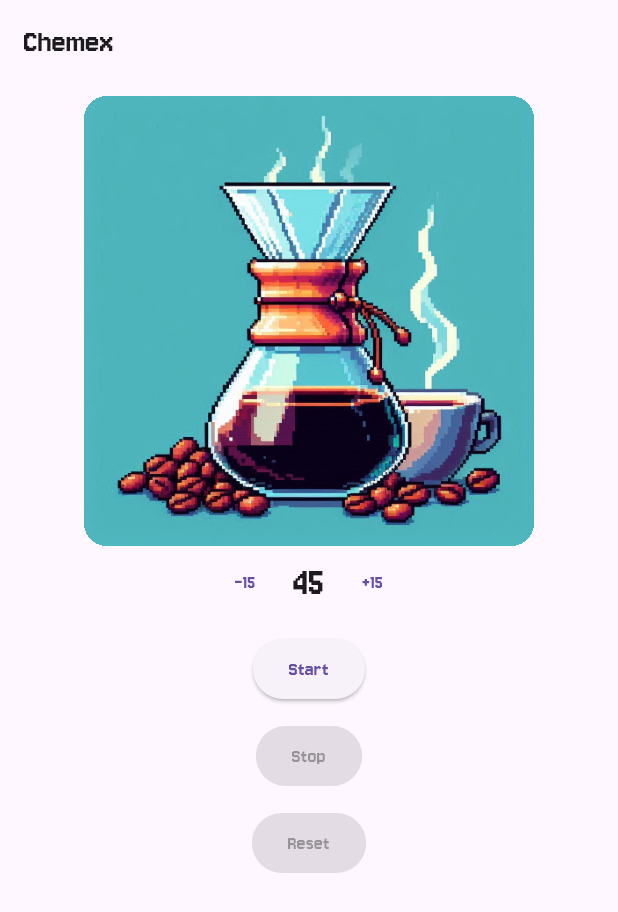
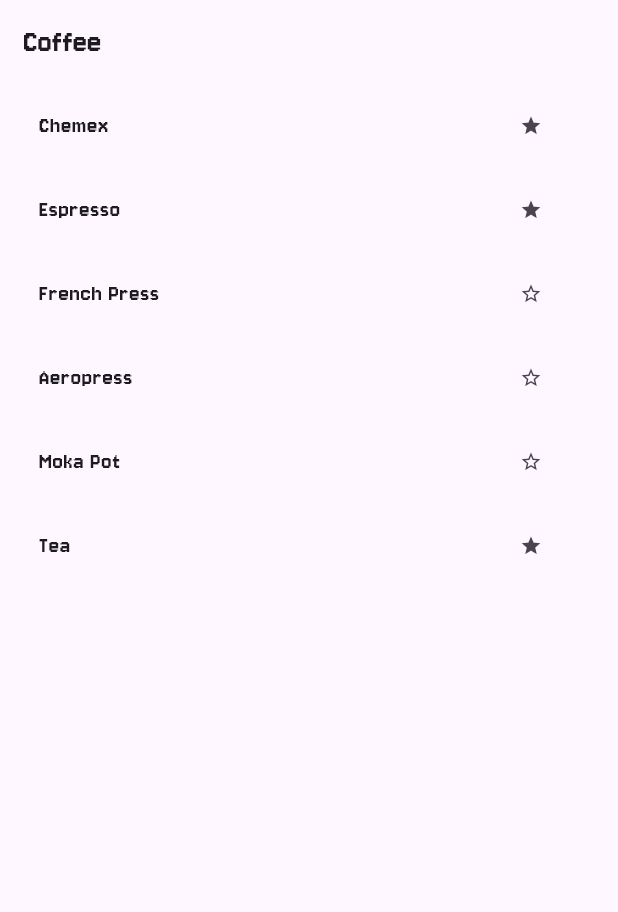
Before and after one commit to jrescalona96/quicktimer, a Flutter app: the screen it shows after launch, on a phone screen of 412 x 824 dp. Shown: the top 912 px of the screen. Run offline on Flutter 3.47's test engine with Material 3 defaults, Android fonts, the phone set to English and light mode, and no system bars; our stand-ins replace flutter_bloc, go_router.

Commit message:
add coffee page

```diff
--- a/lib/components/page_container.dart
+++ b/lib/components/page_container.dart
@@ -6,16 +6,18 @@ class PageContainer extends StatelessWidget {
     super.key,
     required this.title,
     required this.body,
+    this.centerTitle = false,
   });
   final String title;
   final Widget body;
-
+  final bool centerTitle;
   @override
   Widget build(BuildContext context) {
     // TODO(jre): add any loaders here
     return Scaffold(
       appBar: AppBar(
         title: Text(title),
+        centerTitle: centerTitle,
         leading: context.canPop()
             ? BackButton(onPressed: () => context.pop())
             : null,
--- a/lib/components/timer_item_tile.dart
+++ b/lib/components/timer_chip.dart
@@ -3,8 +3,8 @@ import 'package:go_router/go_router.dart';
 import 'package:quicktimer/data/models/view/timer_item.dart';
 import 'package:quicktimer/utils/platform_utils.dart';
 
-class TimerItemTile extends StatelessWidget {
-  const TimerItemTile({
+class TimerChip extends StatelessWidget {
+  const TimerChip({
     super.key,
     required this.timer,
   });
--- a/lib/components/timer_complete.dart
+++ b/lib/components/timer_complete.dart
@@ -7,7 +7,7 @@ class TimerCompleteDialog extends StatelessWidget {
   Widget build(BuildContext context) {
     return AlertDialog(
       title: Text('Timer Done'),
-      content: Text('The timer has finished.'),
+      content: Text('The timer has finished!'),
       actions: [
         TextButton(
           onPressed: () {
--- a/lib/main.dart
+++ b/lib/main.dart
@@ -20,6 +20,10 @@ class MyApp extends StatelessWidget {
           style: IconButton.styleFrom(
               backgroundColor: ColorScheme.of(context).surface.withAlpha(80)),
         ),
+        iconTheme: IconThemeData(
+          size: 15,
+          color: ColorScheme.of(context).primary,
+        ),
         cardTheme: CardTheme(elevation: 3),
       ),
       darkTheme: ThemeData.dark(),
--- /dev/null
+++ b/lib/pages/coffee/coffee_page.dart
@@ -0,0 +1,103 @@
+import 'package:flutter/material.dart';
+import 'package:go_router/go_router.dart';
+import 'package:quicktimer/components/page_container.dart';
+import 'package:quicktimer/components/timer_chip.dart';
+import 'package:quicktimer/data/enums.dart';
+import 'package:quicktimer/data/models/view/timer_item.dart';
+import 'package:quicktimer/pages/coffee/aeropress_page.dart';
+import 'package:quicktimer/pages/coffee/chemex_page.dart';
+import 'package:quicktimer/pages/coffee/espresso_page.dart';
+import 'package:quicktimer/pages/coffee/french_press_page.dart';
+import 'package:quicktimer/pages/coffee/moka_pot_page.dart';
+import 'package:quicktimer/pages/tea_page.dart';
+
+class CoffeePage extends StatefulWidget {
+  const CoffeePage({super.key});
+  static const String title = 'Coffee';
+  static const String path = '/coffee';
+
+  @override
+  State<CoffeePage> createState() => _CoffeePageState();
+}
+
+class _CoffeePageState extends State<CoffeePage> {
+  final List<TimerItem> timers = [
+    TimerItem(
+      name: ChemexPage.title,
+      category: TimerCategory.drinks,
+      path: ChemexPage.path,
+      tags: [TimerTags.coffee],
+      isFavorite: true,
+      assetImgPath: 'chemex.png',
+    ),
+    TimerItem(
+      name: EspressoPage.title,
+      category: TimerCategory.drinks,
+      path: EspressoPage.path,
+      tags: [TimerTags.coffee],
+      isFavorite: true,
+      assetImgPath: 'espresso.png',
+    ),
+    TimerItem(
+      name: FrenchPressPage.title,
+      category: TimerCategory.drinks,
+      path: FrenchPressPage.path,
+      tags: [TimerTags.coffee],
+      isFavorite: false,
+      assetImgPath: 'french_press.png',
+    ),
+    TimerItem(
+      name: AeropressPage.title,
+      category: TimerCategory.drinks,
+      path: AeropressPage.path,
+      tags: [TimerTags.coffee],
+      isFavorite: false,
+      assetImgPath: 'aeropress.png',
+    ),
+    TimerItem(
+      name: MokaPotPage.title,
+      category: TimerCategory.drinks,
+      path: MokaPotPage.path,
+      tags: [TimerTags.coffee],
+      isFavorite: false,
+      assetImgPath: 'moka_pot.png',
+    ),
+    TimerItem(
+      name: TeaPage.title,
+      category: TimerCategory.drinks,
+      path: TeaPage.path,
+      tags: [TimerTags.tea],
+      isFavorite: true,
+      assetImgPath: 'tea.png',
+    ),
+  ];
+
+  @override
+  Widget build(BuildContext context) {
+    return PageContainer(
+      title: CoffeePage.title,
+      body: Padding(
+        padding: const EdgeInsets.symmetric(horizontal: 10),
+        child: ListView.builder(
+          itemCount: timers.length,
+          itemBuilder: (_, i) => ListTile(
+            onTap: () {
+              context.push(timers[i].path);
+            },
+            title: Text(timers[i].name),
+            trailing: IconButton(
+              onPressed: () {
+                setState(() {
+                  timers[i].isFavorite = !timers[i].isFavorite;
+                });
+              },
+              icon: Icon(timers[i].isFavorite
+                  ? Icons.star
+                  : Icons.star_border_outlined),
+            ),
+          ),
+        ),
+      ),
+    );
+  }
+}
--- a/lib/pages/chemex_page.dart
+++ b/lib/pages/coffee/drip_coffee.dart
@@ -3,10 +3,10 @@ import 'package:quicktimer/components/page_container.dart';
 import 'package:quicktimer/components/timer_widget.dart';
 import 'package:quicktimer/utils/platform_utils.dart';
 
-class ChemexPage extends StatelessWidget {
-  const ChemexPage({super.key});
+class Chemex extends StatelessWidget {
+  const Chemex({super.key});
   static const String path = '/chemex';
-  final String title = 'Chemex';
+  static const String title = 'Chemex';
 
   @override
   Widget build(BuildContext context) {
--- a/lib/utils/app_router.dart
+++ b/lib/utils/app_router.dart
@@ -1,27 +1,99 @@
 import 'package:flutter_bloc/flutter_bloc.dart';
 import 'package:go_router/go_router.dart';
 import 'package:quicktimer/blocs/tab_navigation_bloc.dart';
-import 'package:quicktimer/pages/chemex_page.dart';
+// import 'package:quicktimer/pages/coffee/aeropress_page.dart';
+import 'package:quicktimer/pages/coffee/chemex_page.dart';
+import 'package:quicktimer/pages/coffee/coffee_page.dart';
+// import 'package:quicktimer/pages/coffee/cold_brew_page.dart';
+// import 'package:quicktimer/pages/egg_page.dart';
+// import 'package:quicktimer/pages/coffee/espresso_page.dart';
+// import 'package:quicktimer/pages/coffee/french_press_page.dart';
+// import 'package:quicktimer/pages/coffee/moka_pot_page.dart';
 import 'package:quicktimer/pages/page_not_found.dart';
-import 'package:quicktimer/navigation_page.dart';
+// import 'package:quicktimer/navigation_page.dart';
+// import 'package:quicktimer/pages/pasta_page.dart';
+// import 'package:quicktimer/pages/pomodoro_page.dart';
+// import 'package:quicktimer/pages/tea_page.dart';
+// import 'package:quicktimer/pages/time_blocking_page.dart';
+// import 'package:quicktimer/pages/time_boxing_page.dart';
 
 class AppRouter {
   final GoRouter _router = GoRouter(
     errorBuilder: (_, state) => PageNotFound(),
     routes: [
       GoRoute(
-        path: '/nav',
+        path: '/',
         builder: (_, state) => MultiBlocProvider(
           providers: [
             BlocProvider<TabNavigationBloc>(create: (_) => TabNavigationBloc())
           ],
-          child: NavigationPage(),
+          child: CoffeePage(),
+          // child: NavigationPage(),
         ),
       ),
       GoRoute(
-        path: '/', //ChemexPage.path,
+        path: CoffeePage.path,
+        builder: (_, state) => CoffeePage(),
+      ),
+      GoRoute(
+        path: ChemexPage.path,
         builder: (_, state) => ChemexPage(),
       ),
+      // GoRoute(
+      //   path: AeropressPage.path,
+      //   builder: (_, state) => AeropressPage(),
+      //   // builder: (_, state) => AeropressPage(),
+      // ),
+      // GoRoute(
+      //   path: FrenchPressPage.path,
+      //   builder: (_, state) => FrenchPressPage(),
+      //   // builder: (_, state) => FrenchPressPage(),
+      // ),
+      // GoRoute(
+      //   path: MokaPotPage.path,
+      //   builder: (_, state) => MokaPotPage(),
+      //   // builder: (_, state) => MokaPotPage(),
+      // ),
+      // GoRoute(
+      //   path: ColdBrewPage.path,
+      //   builder: (_, state) => ColdBrewPage(),
+      //   // builder: (_, state) => ColdBrewPage(),
+      // ),
+      // GoRoute(
+      //   path: Egg.path,
+      //   builder: (_, state) => Egg(),
+      //   // builder: (_, state) => Egg(),
+      // ),
+      // GoRoute(
+      //   path: EspressoPage.path,
+      //   builder: (_, state) => EspressoPage(),
+      //   // builder: (_, state) => EspressoPage(),
+      // ),
+      // GoRoute(
+      //   path: PastaPage.path,
+      //   builder: (_, state) => PastaPage(),
+      //   // builder: (_, state) => PastaPage(),
+      // ),
+      // GoRoute(
+      //   path: TeaPage.path,
+      //   builder: (_, state) => TeaPage(),
+      //   // builder: (_, state) => TeaPage(),
+      // ),
+      // GoRoute(
+      //   path: PomodoroPage.path,
+      //   builder: (_, state) => PomodoroPage(),
+      //   // builder: (_, state) => PomodoroPage(),
+      // ),
+      // GoRoute(
+      //   path: TimeBlockingPage.path,
+      //   builder: (_, state) => TimeBlockingPage(),
+      //   // builder: (_, state) => TimeBlockingPage(),
+      // ),
+      // GoRoute(
+      //   path: TimeBoxingPage.path,
+      //   builder: (_, state) => TimeBoxingPage(),
+      //   // builder: (_, state) => TimeBoxingPage(),
+      // ),
     ],
   );
 
```
Also changed, not shown: lib/pages/coffee/aeropress_page.dart (added, +17 -0 lines), lib/pages/coffee/chemex_page.dart (added, +57 -0 lines), lib/pages/coffee/cold_brew_page.dart (added, +20 -0 lines), lib/pages/coffee/espresso_page.dart (added, +16 -0 lines), lib/pages/coffee/french_press_page.dart (added, +16 -0 lines), lib/pages/coffee/moka_pot_page.dart (added, +16 -0 lines), lib/pages/egg_page.dart (added, +17 -0 lines), lib/pages/pasta_page.dart (added, +17 -0 lines), lib/pages/pomodoro_page.dart (added, +17 -0 lines), lib/pages/tea_page.dart (added, +17 -0 lines), lib/pages/time_blocking_page.dart (added, +17 -0 lines), lib/pages/time_boxing_page.dart (added, +17 -0 lines), lib/pages/timers_tab.dart (+5 -12 lines).
